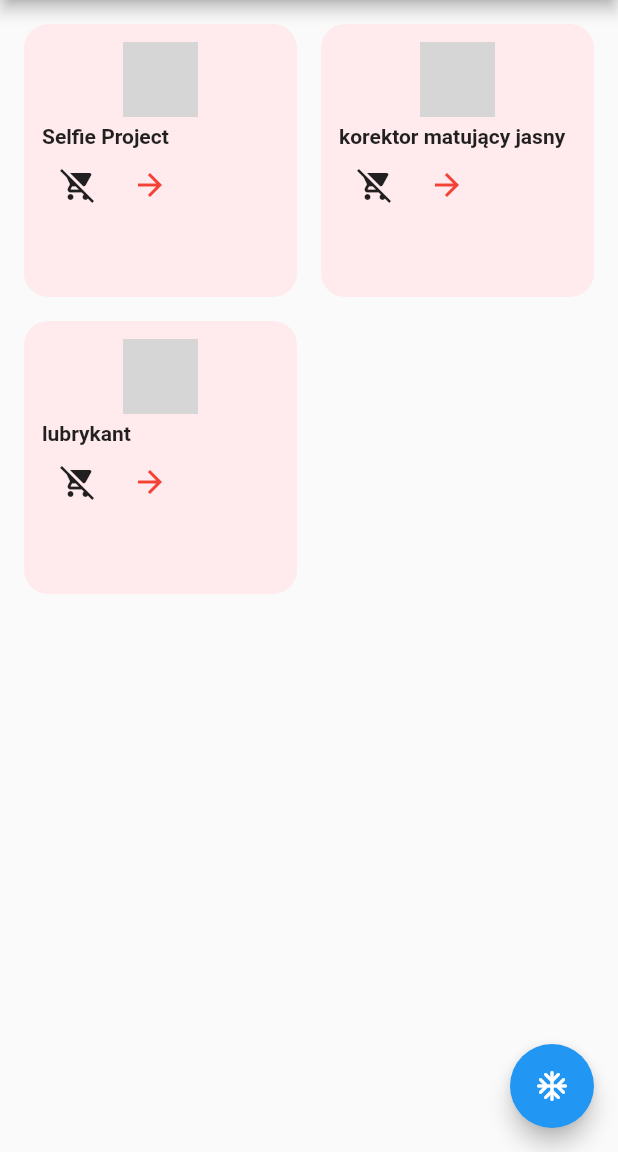
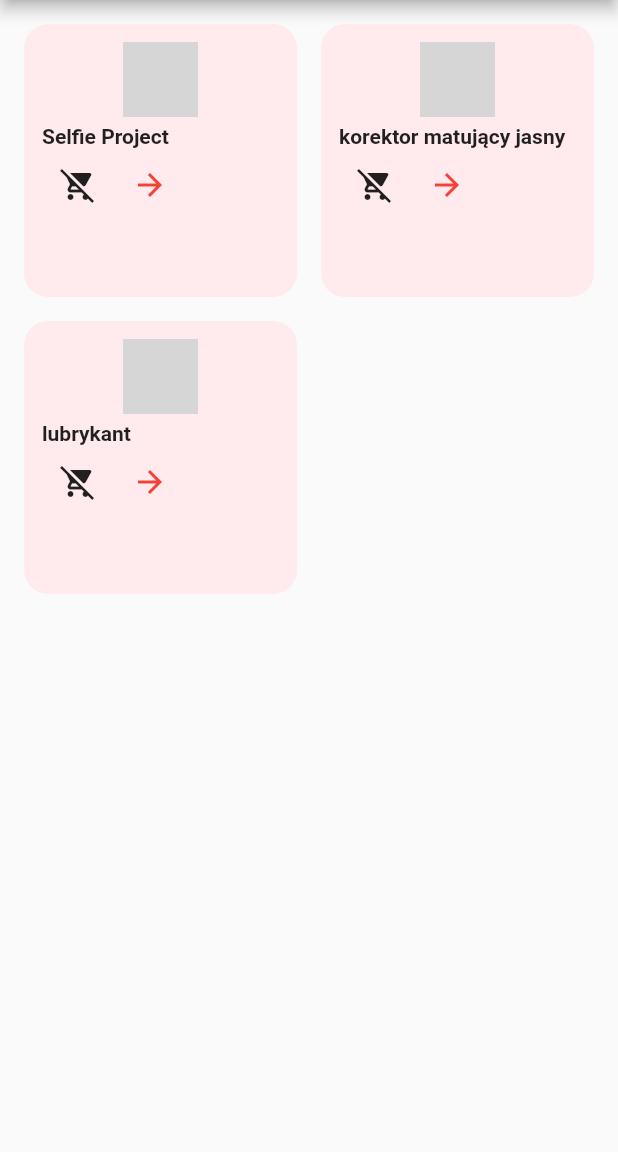
Before and after one commit to aigaki/app, a Flutter app: the ProductsScreen screen opened by its route, on a phone screen of 412 x 824 dp, the part 84-1236 px from its top. Run offline on Flutter 3.47's test engine with Material 2 defaults, Android fonts, the phone set to English and light mode, and no system bars; network calls fail; grey boxes are pictures that could not be loaded.

Commit message:
remove pointless floating button

```diff
--- a/lib/screens/products_screen.dart
+++ b/lib/screens/products_screen.dart
@@ -11,8 +11,7 @@
   @override
   Widget build(BuildContext context) {
     final products = Provider.of<ProductCatalog>(context).productList;
-    final resetProducts =
-        Provider.of<ProductCatalog>(context, listen: false).resetProduct;
+
     return Scaffold(
       appBar: AppBar(
         title: const Text('Products'),
@@ -24,14 +23,6 @@
         ),
       ),
       drawer: const AppDrawer(),
-      floatingActionButton: Stack(
-        children: [
-          FloatingActionButton(
-            child: const Icon(Icons.ac_unit_rounded),
-            onPressed: resetProducts,
-          ),
-        ],
-      ),
     );
   }
 }
```
